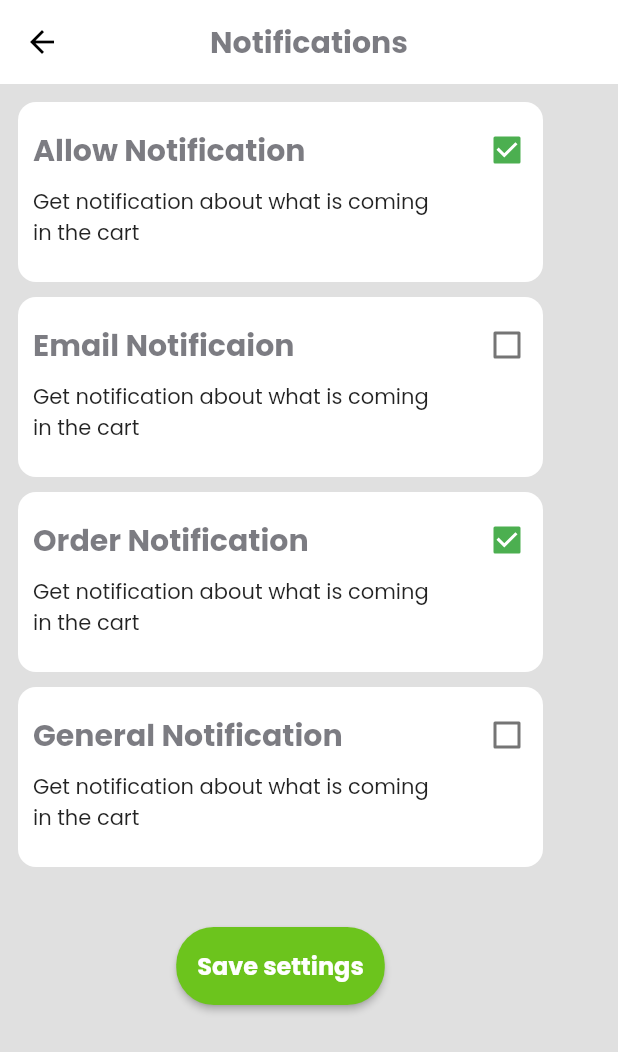
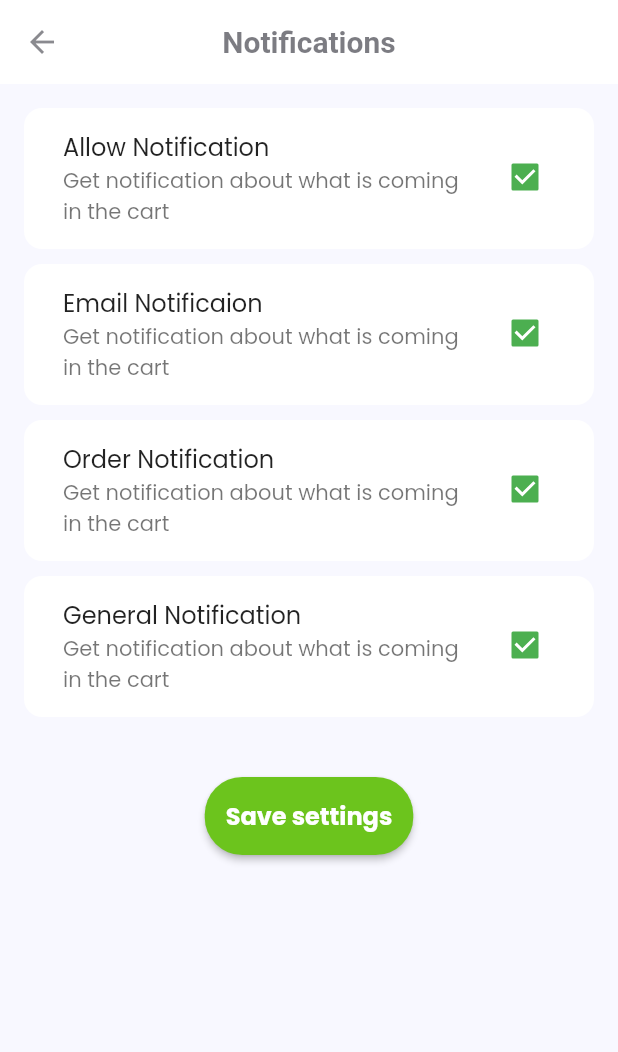
Before and after one commit to pranavo72bex/shoppingApp, a Flutter app: the NotificationsPage screen opened by its route, on a phone screen of 412 x 824 dp. Shown: the top 1052 px of the screen. Run offline on Flutter 3.47's test engine with Material 2 defaults, Android fonts, the phone set to English and light mode, and no system bars; our stand-ins replace auto_route, google_fonts.

Commit message:
notification

```diff
--- a/lib/presentation/core/shopping_app.dart
+++ b/lib/presentation/core/shopping_app.dart
@@ -33,7 +33,7 @@ class ShoppingApp extends StatelessWidget {
                   ),
               centerTitle: true,
               brightness: Brightness.light,
-              color: Colors.transparent,
+              color: Colors.white,
               elevation: 0,
             ),
             // primaryColor: Colors.white,
--- a/lib/presentation/notification/notification_page.dart
+++ b/lib/presentation/notification/notification_page.dart
@@ -13,42 +13,41 @@ class _NotificationsPageState extends State<NotificationsPage> {
   @override
   Widget build(BuildContext context) {
     return Scaffold(
-      backgroundColor: Colors.grey[300],
       appBar: AppBar(
-        leading: Icon(
-          Icons.arrow_back,
-          color: Colors.black,
-        ),
-        elevation: 0,
         title: Text(
           "Notifications",
-          style: GoogleFonts.poppins(textStyle: Constants.appBarHeading),
+          style: Constants.appBarHeading,
         ),
-        centerTitle: true,
-        backgroundColor: Colors.white,
       ),
       body: SingleChildScrollView(
-        child: Padding(
-          padding: const EdgeInsets.all(12.0),
+        padding: const EdgeInsets.all(16.0),
         child: Column(
           children: [
-              customeContainer("Allow Notification",
-                  "Get notification about what is coming \nin the cart", true),
+            CustomCheckbox(
+                title: "Allow Notification",
+                subtitle: "Get notification about what is coming in the cart",
+                value: true),
             SizedBox(
               height: 10,
             ),
-              customeContainer("Email Notificaion",
-                  "Get notification about what is coming \nin the cart", false),
+            CustomCheckbox(
+                title: "Email Notificaion",
+                subtitle: "Get notification about what is coming in the cart",
+                value: false),
             SizedBox(
               height: 10,
             ),
-              customeContainer("Order Notification",
-                  "Get notification about what is coming \nin the cart", true),
+            CustomCheckbox(
+                title: "Order Notification",
+                subtitle: "Get notification about what is coming in the cart",
+                value: true),
             SizedBox(
               height: 10,
             ),
-              customeContainer("General Notification",
-                  "Get notification about what is coming \nin the cart", false),
+            CustomCheckbox(
+                title: "General Notification",
+                subtitle: "Get notification about what is coming in the cart",
+                value: false),
             SizedBox(
               height: 40,
             ),
@@ -61,49 +60,46 @@ class _NotificationsPageState extends State<NotificationsPage> {
           ],
         ),
       ),
-      ),
     );
   }
+}
 
-  Widget customeContainer(String header, String body, bool ischecked) {
+class CustomCheckbox extends StatefulWidget {
+  const CustomCheckbox({
+    Key key,
+    @required this.title,
+    @required this.subtitle,
+    @required this.value,
+  }) : super(key: key);
+
+  final String title;
+  final String subtitle;
+  final bool value;
+
+  @override
+  _CustomCheckboxState createState() => _CustomCheckboxState();
+}
+
+class _CustomCheckboxState extends State<CustomCheckbox> {
+  bool isChecked = true;
+
+  @override
+  Widget build(BuildContext context) {
     return Container(
-      height: 120,
-      width: 350,
+      padding: EdgeInsets.all(10),
       decoration: BoxDecoration(
         borderRadius: BorderRadius.circular(12),
         color: Colors.white,
       ),
-      child: Padding(
-        padding: const EdgeInsets.only(
-          left: 10,
-          top: 8,
-        ),
-        child: Column(
-          crossAxisAlignment: CrossAxisAlignment.start,
-          children: [
-            Row(
-              mainAxisAlignment: MainAxisAlignment.spaceBetween,
-              children: [
-                Text(
-                  "$header",
-                  style:
-                      GoogleFonts.poppins(textStyle: Constants.appBarHeading),
-                ),
-                Checkbox(
-                  value: ischecked,
-                  onChanged: (_) {
+      child: CheckboxListTile(
+        value: isChecked,
+        onChanged: (bool) {
           setState(() {
-                      ischecked = !ischecked;
+            isChecked = bool;
           });
         },
-                ),
-              ],
-            ),
-            Text(
-              "$body",
-            ),
-          ],
-        ),
+        title: Text(widget.title),
+        subtitle: Text(widget.subtitle),
       ),
     );
   }
```
Lines whose indentation alone changed are shown as unchanged.
